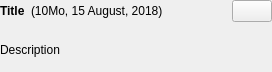
Old version of the form sources/repository/soundfont/viewer/soundfontdownloadcell.ui in the repository davy7125/polyphone.
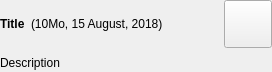
New version of the form.

Patch:
```diff
--- a/sources/repository/soundfont/viewer/soundfontdownloadcell.ui
+++ b/sources/repository/soundfont/viewer/soundfontdownloadcell.ui
@@ -30,7 +30,6 @@
     <widget class="QLabel" name="labelTitle">
      <property name="font">
       <font>
-       <weight>75</weight>
        <bold>true</bold>
       </font>
      </property>
@@ -54,6 +53,18 @@
    </item>
    <item row="0" column="2">
     <widget class="QPushButton" name="pushDownload">
+     <property name="sizePolicy">
+      <sizepolicy hsizetype="Minimum" vsizetype="Preferred">
+       <horstretch>0</horstretch>
+       <verstretch>0</verstretch>
+      </sizepolicy>
+     </property>
+     <property name="minimumSize">
+      <size>
+       <width>48</width>
+       <height>48</height>
+      </size>
+     </property>
      <property name="cursor">
       <cursorShape>PointingHandCursor</cursorShape>
      </property>
```
